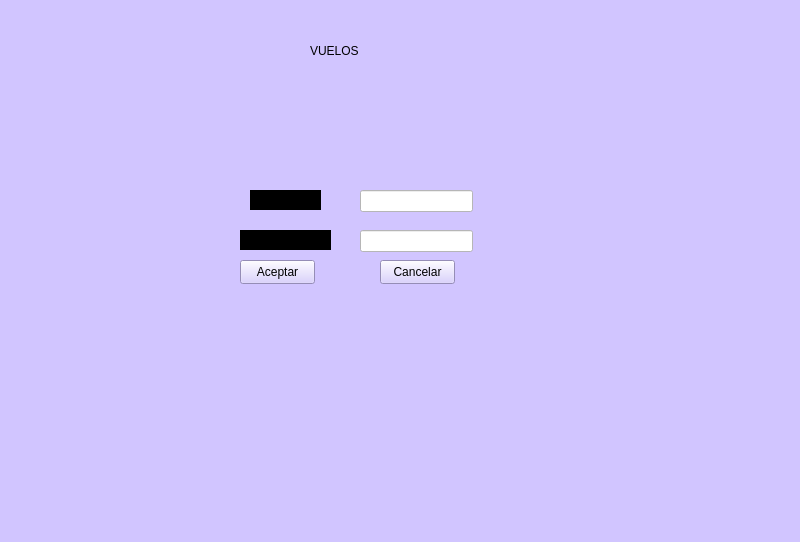
First picture: the form in login.ui, repository sabdellintel/ProyectoIPESMI, before the edit.
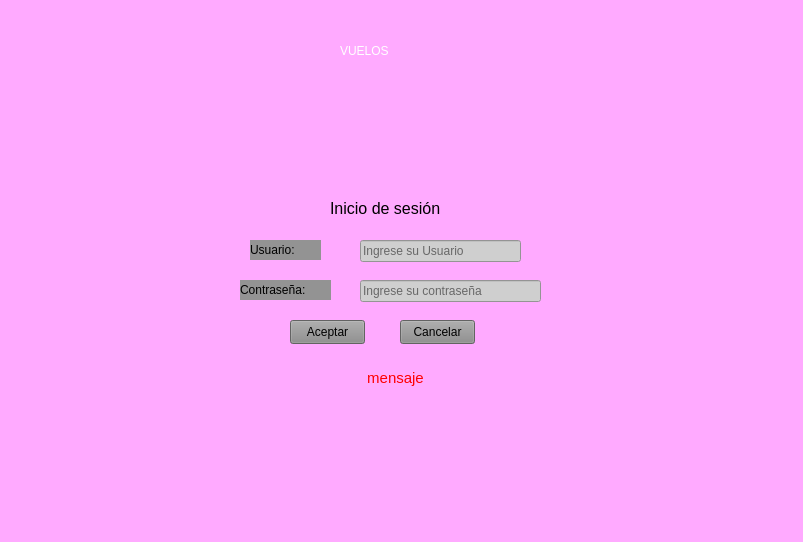
Second picture: the form after the edit. Icons and pictures are not drawn.

The edit to the form file:
```diff
--- a/login.ui
+++ b/login.ui
@@ -6,27 +6,38 @@
    <rect>
     <x>0</x>
     <y>0</y>
-    <width>800</width>
+    <width>803</width>
     <height>542</height>
    </rect>
   </property>
+  <property name="font">
+   <font>
+    <family>Segoe UI</family>
+    <pointsize>11</pointsize>
+    <italic>false</italic>
+    <bold>false</bold>
+   </font>
+  </property>
   <property name="windowTitle">
    <string>MainWindow</string>
   </property>
   <property name="styleSheet">
-   <string notr="true">font: 600 12pt &quot;Segoe UI&quot;;
-background-color: rgb(209, 197, 255);</string>
+   <string notr="true">color: rgb(0, 0, 0);
+background-color: rgb(255, 170, 255);</string>
   </property>
   <widget class="QWidget" name="centralwidget">
    <widget class="QPushButton" name="boton_aceptar">
     <property name="geometry">
      <rect>
-      <x>240</x>
-      <y>260</y>
+      <x>290</x>
+      <y>320</y>
       <width>75</width>
       <height>24</height>
      </rect>
     </property>
+    <property name="styleSheet">
+     <string notr="true">background-color: rgb(138, 138, 138);</string>
+    </property>
     <property name="text">
      <string>Aceptar</string>
     </property>
@@ -34,113 +45,171 @@
    <widget class="QPushButton" name="boton_cancelar">
     <property name="geometry">
      <rect>
-      <x>380</x>
-      <y>260</y>
+      <x>400</x>
+      <y>320</y>
       <width>75</width>
       <height>24</height>
      </rect>
     </property>
+    <property name="cursor">
+     <cursorShape>PointingHandCursor</cursorShape>
+    </property>
+    <property name="styleSheet">
+     <string notr="true">background-color: rgb(138, 138, 138);</string>
+    </property>
     <property name="text">
      <string>Cancelar</string>
     </property>
    </widget>
-   <widget class="QLabel" name="label">
-    <property name="geometry">
-     <rect>
-      <x>280</x>
-      <y>90</y>
-      <width>161</width>
-      <height>81</height>
-     </rect>
-    </property>
-    <property name="styleSheet">
-     <string notr="true">font: 28pt &quot;Segoe UI&quot;;</string>
-    </property>
-    <property name="text">
-     <string/>
-    </property>
-    <property name="pixmap">
-     <pixmap>../../../../../images.jpg</pixmap>
-    </property>
-    <property name="scaledContents">
-     <bool>true</bool>
-    </property>
-   </widget>
    <widget class="QLabel" name="usuario">
     <property name="geometry">
      <rect>
       <x>250</x>
-      <y>190</y>
+      <y>240</y>
       <width>71</width>
       <height>20</height>
      </rect>
     </property>
     <property name="styleSheet">
-     <string notr="true">background-color: rgb(0, 0, 0);
-selection-background-color: rgb(170, 255, 127);</string>
+     <string notr="true">background-color: rgb(147, 147, 147);</string>
     </property>
     <property name="text">
-     <string>Usuario</string>
+     <string>Usuario:</string>
     </property>
    </widget>
    <widget class="QLabel" name="contrasena">
     <property name="geometry">
      <rect>
       <x>240</x>
-      <y>230</y>
+      <y>280</y>
       <width>91</width>
       <height>20</height>
      </rect>
     </property>
     <property name="styleSheet">
-     <string notr="true">background-color: rgb(0, 0, 0);</string>
+     <string notr="true">background-color: rgb(147, 147, 147);</string>
     </property>
     <property name="text">
-     <string>Contraseña</string>
+     <string>Contraseña:</string>
     </property>
    </widget>
    <widget class="QLineEdit" name="lineEdit">
     <property name="geometry">
      <rect>
       <x>360</x>
-      <y>190</y>
-      <width>113</width>
+      <y>240</y>
+      <width>161</width>
       <height>22</height>
      </rect>
     </property>
     <property name="styleSheet">
-     <string notr="true">background-color: rgb(255, 255, 255);</string>
+     <string notr="true">background-color: rgb(207, 207, 207);</string>
     </property>
+    <property name="placeholderText">
+     <string>Ingrese su Usuario</string>
+    </property>
    </widget>
    <widget class="QLineEdit" name="lineEdit_2">
     <property name="geometry">
      <rect>
       <x>360</x>
-      <y>230</y>
-      <width>113</width>
+      <y>280</y>
+      <width>181</width>
       <height>22</height>
      </rect>
     </property>
     <property name="styleSheet">
-     <string notr="true">background-color: rgb(255, 255, 255);</string>
+     <string notr="true">background-color: rgb(207, 207, 207);</string>
+    </property>
+    <property name="echoMode">
+     <enum>QLineEdit::EchoMode::Password</enum>
+    </property>
+    <property name="placeholderText">
+     <string>Ingrese su contraseña</string>
     </property>
    </widget>
    <widget class="QLabel" name="label_2">
     <property name="geometry">
      <rect>
-      <x>310</x>
+      <x>340</x>
       <y>30</y>
       <width>181</width>
       <height>41</height>
      </rect>
     </property>
     <property name="styleSheet">
-     <string notr="true">font: 28pt &quot;Segoe UI&quot;;</string>
+     <string notr="true">font: 28pt &quot;Segoe UI&quot;;
+color: rgb(255, 255, 255);</string>
     </property>
     <property name="text">
      <string>VUELOS</string>
     </property>
    </widget>
+   <widget class="QLabel" name="label_3">
+    <property name="geometry">
+     <rect>
+      <x>300</x>
+      <y>90</y>
+      <width>181</width>
+      <height>91</height>
+     </rect>
+    </property>
+    <property name="text">
+     <string/>
+    </property>
+    <property name="pixmap">
+     <pixmap>imagenes/images.jpg</pixmap>
+    </property>
+    <property name="scaledContents">
+     <bool>true</bool>
+    </property>
+   </widget>
+   <widget class="QLabel" name="label_error">
+    <property name="geometry">
+     <rect>
+      <x>310</x>
+      <y>370</y>
+      <width>171</width>
+      <height>16</height>
+     </rect>
+    </property>
+    <property name="font">
+     <font>
+      <family>Segoe UI</family>
+      <pointsize>11</pointsize>
+      <italic>false</italic>
+      <bold>false</bold>
+     </font>
+    </property>
+    <property name="styleSheet">
+     <string notr="true">color: rgb(255, 0, 0);</string>
+    </property>
+    <property name="text">
+     <string>mensaje</string>
+    </property>
+    <property name="alignment">
+     <set>Qt::AlignmentFlag::AlignCenter</set>
+    </property>
+   </widget>
+   <widget class="QLabel" name="label">
+    <property name="geometry">
+     <rect>
+      <x>330</x>
+      <y>200</y>
+      <width>121</width>
+      <height>16</height>
+     </rect>
+    </property>
+    <property name="font">
+     <font>
+      <pointsize>12</pointsize>
+      <bold>false</bold>
+     </font>
+    </property>
+    <property name="text">
+     <string>Inicio de sesión</string>
+    </property>
+   </widget>
   </widget>
   <widget class="QMenuBar" name="menubar">
    <property name="geometry">
```
Left out of the diff: 10 changed lines with no effect on the pictures.
